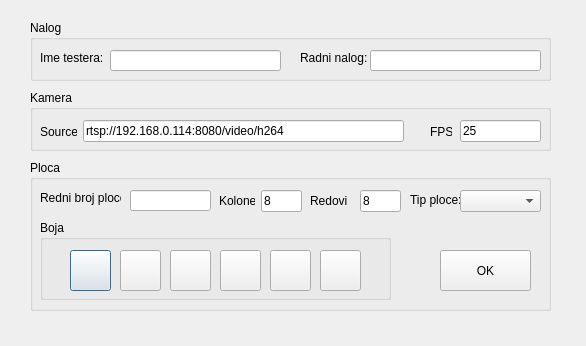
First picture: the form in prijava.ui, repository papa/DMV-Actual, before the edit.
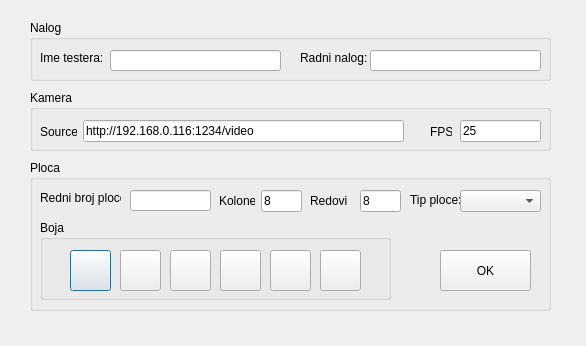
Second picture: the form after the edit.

Diff of the .ui file:
```diff
--- a/prijava.ui
+++ b/prijava.ui
@@ -107,7 +107,7 @@
      </rect>
     </property>
     <property name="text">
-     <string>rtsp://192.168.0.114:8080/video/h264</string>
+     <string>http://192.168.0.116:1234/video</string>
     </property>
    </widget>
    <widget class="QLineEdit" name="fpsLineEdit">
```
